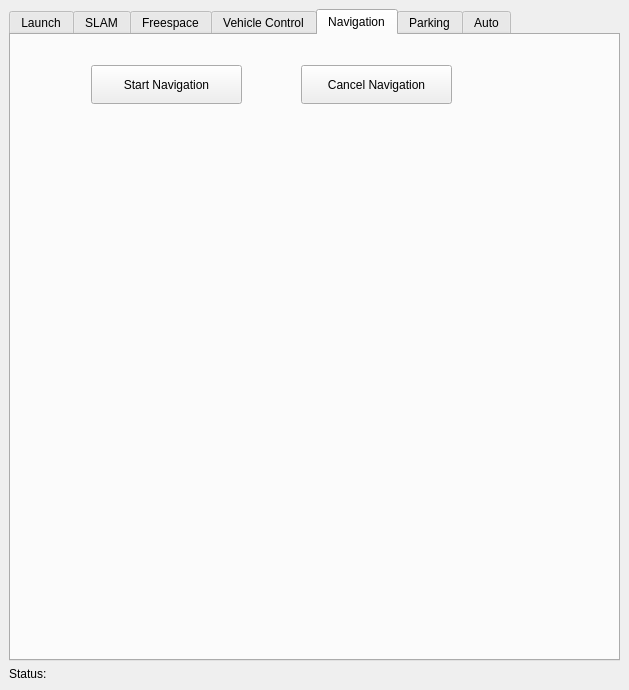
Before: the Qt Designer form src/rqt_state_machine/state_machine_controller.ui in JingruiYu/rqt_state_machine, drawn with Qt 5.
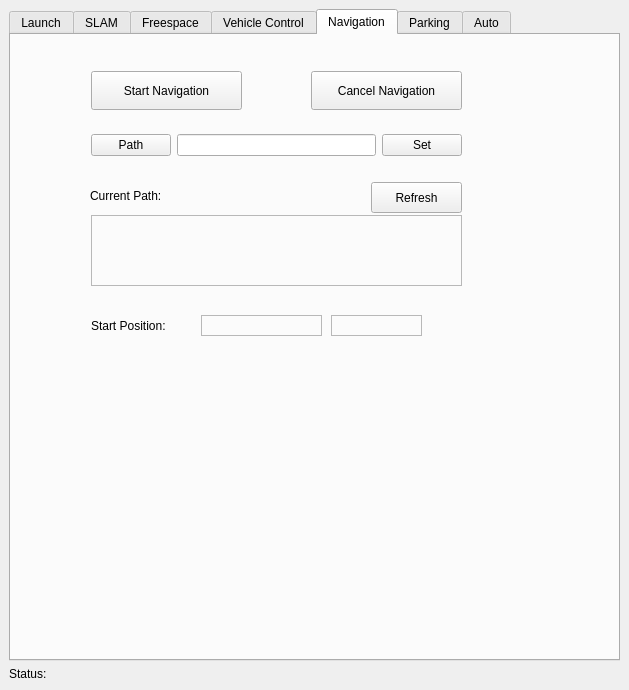
After: the same form once the commit is applied. The open tabs and pages were chosen to show the change.

Commit message: add function to load navigation path and check if close enough to it

```diff
--- a/src/rqt_state_machine/state_machine_controller.ui
+++ b/src/rqt_state_machine/state_machine_controller.ui
@@ -1500,7 +1500,7 @@
           <property name="geometry">
            <rect>
             <x>80</x>
-            <y>30</y>
+            <y>36</y>
             <width>151</width>
             <height>39</height>
            </rect>
@@ -1518,8 +1518,8 @@
          <widget class="QPushButton" name="cancelNavigation">
           <property name="geometry">
            <rect>
-            <x>290</x>
-            <y>30</y>
+            <x>300</x>
+            <y>36</y>
             <width>151</width>
             <height>39</height>
            </rect>
@@ -1534,6 +1534,143 @@
            <string>Cancel Navigation</string>
           </property>
          </widget>
+         <widget class="QLabel" name="pathStartPosDist">
+          <property name="geometry">
+           <rect>
+            <x>320</x>
+            <y>280</y>
+            <width>91</width>
+            <height>21</height>
+           </rect>
+          </property>
+          <property name="frameShape">
+           <enum>QFrame::StyledPanel</enum>
+          </property>
+          <property name="text">
+           <string/>
+          </property>
+          <property name="alignment">
+           <set>Qt::AlignLeading|Qt::AlignLeft|Qt::AlignVCenter</set>
+          </property>
+         </widget>
+         <widget class="QLabel" name="labelCurrentPath">
+          <property name="geometry">
+           <rect>
+            <x>79</x>
+            <y>150</y>
+            <width>101</width>
+            <height>21</height>
+           </rect>
+          </property>
+          <property name="text">
+           <string>Current Path:</string>
+          </property>
+          <property name="alignment">
+           <set>Qt::AlignLeading|Qt::AlignLeft|Qt::AlignVCenter</set>
+          </property>
+         </widget>
+         <widget class="QLabel" name="currentPathFile">
+          <property name="geometry">
+           <rect>
+            <x>80</x>
+            <y>180</y>
+            <width>371</width>
+            <height>71</height>
+           </rect>
+          </property>
+          <property name="frameShape">
+           <enum>QFrame::StyledPanel</enum>
+          </property>
+          <property name="text">
+           <string/>
+          </property>
+          <property name="alignment">
+           <set>Qt::AlignLeading|Qt::AlignLeft|Qt::AlignVCenter</set>
+          </property>
+          <property name="wordWrap">
+           <bool>true</bool>
+          </property>
+         </widget>
+         <widget class="QPushButton" name="refreshCurrentPath">
+          <property name="enabled">
+           <bool>true</bool>
+          </property>
+          <property name="geometry">
+           <rect>
+            <x>360</x>
+            <y>147</y>
+            <width>91</width>
+            <height>31</height>
+           </rect>
+          </property>
+          <property name="text">
+           <string>Refresh</string>
+          </property>
+         </widget>
+         <widget class="QLabel" name="labelNaviStartPos">
+          <property name="geometry">
+           <rect>
+            <x>80</x>
+            <y>280</y>
+            <width>111</width>
+            <height>21</height>
+           </rect>
+          </property>
+          <property name="text">
+           <string>Start Position:</string>
+          </property>
+          <property name="alignment">
+           <set>Qt::AlignLeading|Qt::AlignLeft|Qt::AlignVCenter</set>
+          </property>
+         </widget>
+         <widget class="QLabel" name="naviStartPos">
+          <property name="geometry">
+           <rect>
+            <x>190</x>
+            <y>280</y>
+            <width>121</width>
+            <height>21</height>
+           </rect>
+          </property>
+          <property name="frameShape">
+           <enum>QFrame::StyledPanel</enum>
+          </property>
+          <property name="text">
+           <string/>
+          </property>
+          <property name="alignment">
+           <set>Qt::AlignLeading|Qt::AlignLeft|Qt::AlignVCenter</set>
+          </property>
+         </widget>
+         <widget class="QWidget" name="horizontalLayoutWidget_9">
+          <property name="geometry">
+           <rect>
+            <x>80</x>
+            <y>90</y>
+            <width>371</width>
+            <height>41</height>
+           </rect>
+          </property>
+          <layout class="QHBoxLayout" name="horizontalLayout_9">
+           <item>
+            <widget class="QPushButton" name="getNavigationPathFile">
+             <property name="text">
+              <string>Path</string>
+             </property>
+            </widget>
+           </item>
+           <item>
+            <widget class="QLineEdit" name="navigationPathFile"/>
+           </item>
+           <item>
+            <widget class="QPushButton" name="setNavigationPathFile">
+             <property name="text">
+              <string>Set</string>
+             </property>
+            </widget>
+           </item>
+          </layout>
+         </widget>
         </widget>
         <widget class="QWidget" name="tabParking">
          <attribute name="title">
```
Left out of the diff: 18 changed lines with no effect on the pictures. The commit also changes 2 other files.
